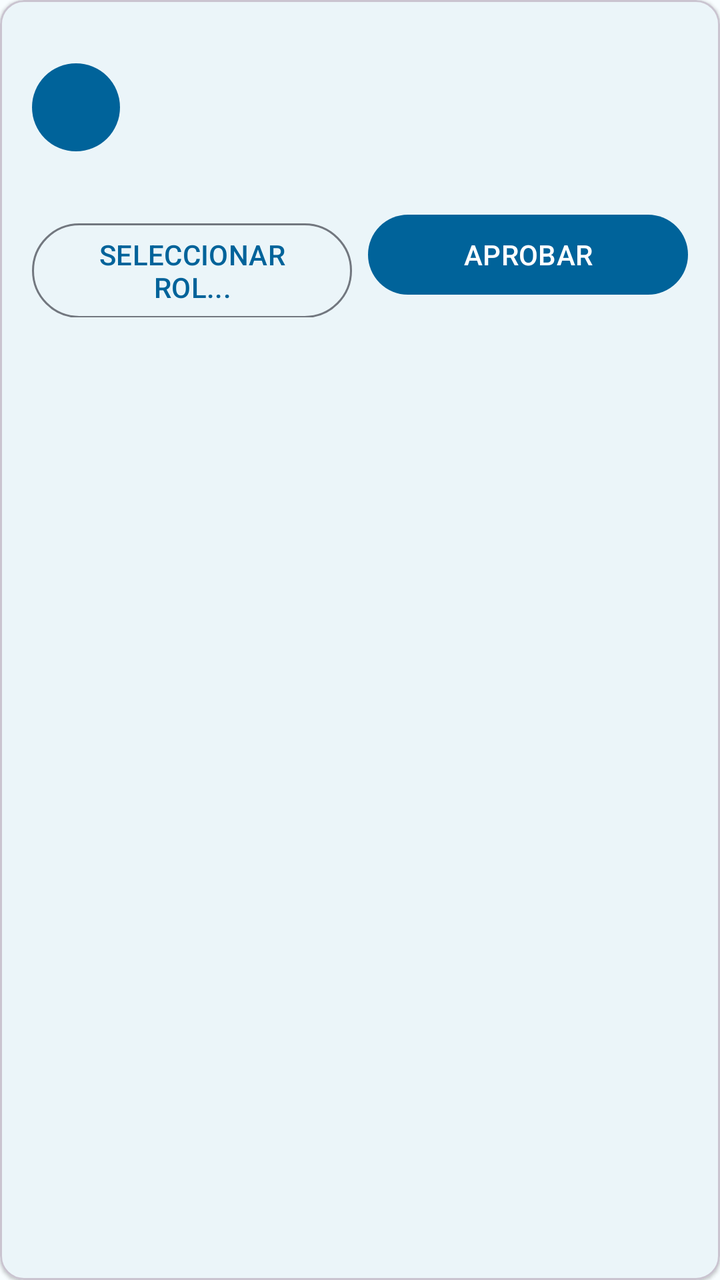
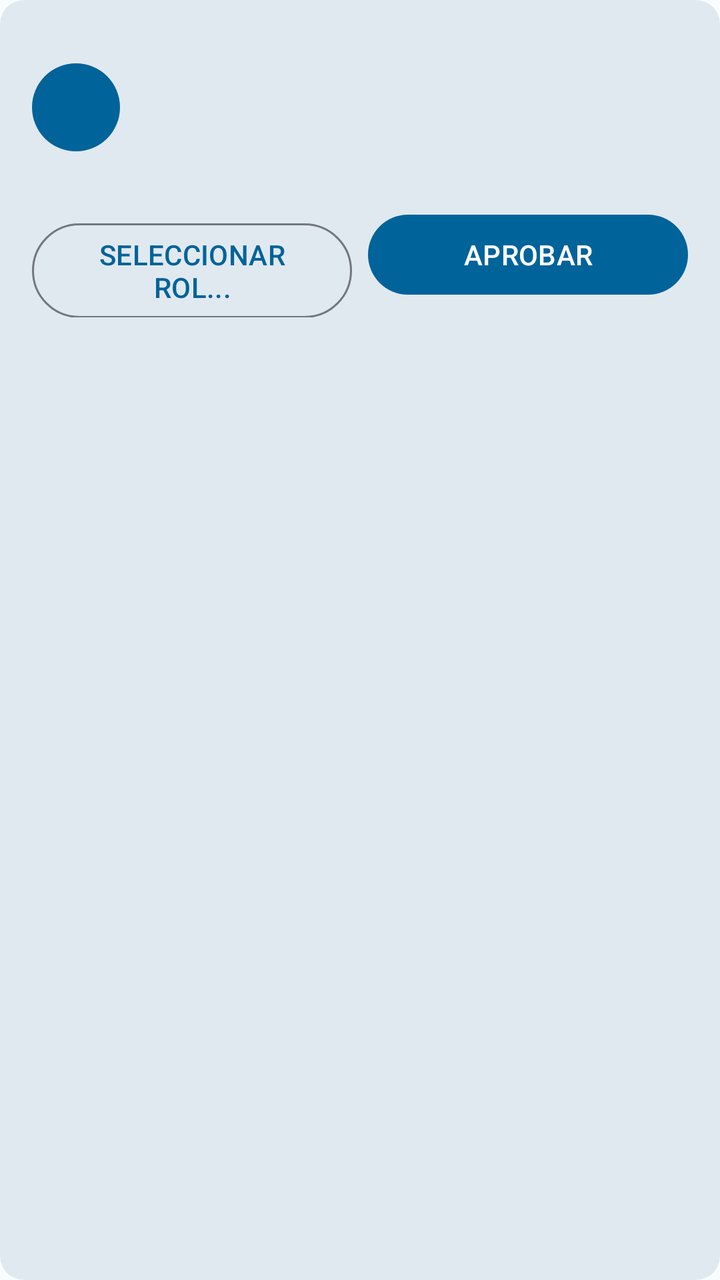

Two renders of the same Android screen: before a commit and after it. Below are the layout's source before the change and the commit's diff.
<!-- AndroidManifest.xml: application theme Theme.DonationSystem -->
<!-- res/layout/item_pending_user.xml -->
<?xml version="1.0" encoding="utf-8"?>
<com.google.android.material.card.MaterialCardView xmlns:android="http://schemas.android.com/apk/res/android"
    xmlns:app="http://schemas.android.com/apk/res-auto"
    android:layout_width="match_parent"
    android:layout_height="wrap_content"
    android:layout_marginBottom="12dp"
    app:cardCornerRadius="12dp"
    app:cardElevation="1dp">

    <LinearLayout
        android:layout_width="match_parent"
        android:layout_height="wrap_content"
        android:orientation="vertical"
        android:padding="16dp">

        <LinearLayout
            android:layout_width="match_parent"
            android:layout_height="wrap_content"
            android:gravity="center_vertical"
            android:orientation="horizontal">

            <TextView
                android:id="@+id/textViewPendingUserInitial"
                android:layout_width="44dp"
                android:layout_height="44dp"
                android:background="@drawable/bg_avatar"
                android:gravity="center"
                android:textColor="@color/on_primary"
                android:textSize="18sp"
                android:textStyle="bold" />

            <LinearLayout
                android:layout_width="0dp"
                android:layout_height="wrap_content"
                android:layout_marginStart="12dp"
                android:layout_weight="1"
                android:orientation="vertical">

                <TextView
                    android:id="@+id/textViewPendingUserName"
                    android:layout_width="wrap_content"
                    android:layout_height="wrap_content"
                    android:textAppearance="?attr/textAppearanceTitleMedium"
                    android:textColor="@color/clinical_dark_blue" />

                <TextView
                    android:id="@+id/textViewPendingUserDni"
                    android:layout_width="wrap_content"
                    android:layout_height="wrap_content"
                    android:layout_marginTop="2dp"
                    android:textAppearance="?attr/textAppearanceBodyMedium"
                    android:textColor="@color/on_surface_variant" />

                <TextView
                    android:id="@+id/textViewPendingUserEmail"
                    android:layout_width="wrap_content"
                    android:layout_height="wrap_content"
                    android:textAppearance="?attr/textAppearanceBodySmall"
                    android:textColor="@color/on_surface_variant" />

                <TextView
                    android:id="@+id/textViewPendingUserCreated"
                    android:layout_width="wrap_content"
                    android:layout_height="wrap_content"
                    android:fontFamily="sans-serif"
                    android:textAppearance="?attr/textAppearanceBodySmall"
                    android:textColor="@color/on_surface_variant" />
            </LinearLayout>
        </LinearLayout>

        <LinearLayout
            android:layout_width="match_parent"
            android:layout_height="wrap_content"
            android:layout_marginTop="12dp"
            android:orientation="horizontal">

            <com.google.android.material.button.MaterialButton
                android:id="@+id/buttonPendingUserRole"
                style="@style/Widget.Material3.Button.OutlinedButton"
                android:layout_width="0dp"
                android:layout_height="wrap_content"
                android:layout_marginEnd="4dp"
                android:layout_weight="1"
                android:text="@string/hint_select_role"
                android:textAllCaps="true" />

            <com.google.android.material.button.MaterialButton
                android:id="@+id/buttonApproveUser"
                style="@style/Widget.Material3.Button"
                android:layout_width="0dp"
                android:layout_height="wrap_content"
                android:layout_marginStart="4dp"
                android:layout_weight="1"
                android:text="@string/btn_approve_user"
                android:textAllCaps="true" />
        </LinearLayout>
    </LinearLayout>
</com.google.android.material.card.MaterialCardView>
<!-- resources referenced by this layout -->
<resources>
  <color name="clinical_dark_blue">#FF001D33</color>
  <color name="on_primary">#FFFFFFFF</color>
  <color name="on_surface_variant">#FF42474E</color>
  <!-- drawable bg_avatar (drawable) -->
  <?xml version="1.0" encoding="utf-8"?>
  <shape xmlns:android="http://schemas.android.com/apk/res/android"
      android:shape="oval">
      <solid android:color="@color/medical_blue" />
  </shape>
  <string name="btn_approve_user">APROBAR</string>
  <string name="hint_select_role">Seleccionar rol...</string>
  <style name="Theme.DonationSystem" parent="Base.Theme.DonationSystem" />
  <color name="medical_blue">#FF00639A</color>
  <style name="Base.Theme.DonationSystem" parent="Theme.Material3.DayNight.NoActionBar">
          <item name="colorPrimary">@color/medical_blue</item>
          <item name="colorOnPrimary">@color/on_primary</item>
          <item name="colorPrimaryContainer">@color/medical_blue_light</item>
          <item name="colorOnPrimaryContainer">@color/clinical_dark_blue</item>
  
          <item name="colorSecondary">@color/clinical_dark_blue</item>
          <item name="colorOnSecondary">@color/on_secondary</item>
  
          <item name="colorSurface">@color/surface_light</item>
          <item name="colorOnSurface">@color/on_surface</item>
          <item name="colorSurfaceVariant">@color/surface_variant</item>
          <item name="colorOnSurfaceVariant">@color/on_surface_variant</item>
  
          <item name="android:colorBackground">@color/surface_light</item>
          <item name="colorOutline">@color/outline</item>
      </style>
  <color name="medical_blue_light">#FFD1E4FF</color>
  <color name="on_secondary">#FFFFFFFF</color>
  <color name="surface_light">#FFF8FDFF</color>
  <color name="on_surface">#FF191C20</color>
  <color name="surface_variant">#FFDEE3EB</color>
  <color name="outline">#FF72777F</color>
</resources>

<!-- the commit's change to res/layout/item_pending_user.xml (unified diff, before → after) -->
@@ -3,9 +3,8 @@
     xmlns:app="http://schemas.android.com/apk/res-auto"
     android:layout_width="match_parent"
     android:layout_height="wrap_content"
-    android:layout_marginBottom="12dp"
-    app:cardCornerRadius="12dp"
-    app:cardElevation="1dp">
+    style="@style/Widget.App.Card"
+    android:layout_marginBottom="12dp">
 
     <LinearLayout
         android:layout_width="match_parent"
<!-- resource entries referenced after the edit -->
@@ -11,8 +11,12 @@
   </shape>
   <string name="btn_approve_user">APROBAR</string>
   <string name="hint_select_role">Seleccionar rol...</string>
+  <style name="Widget.App.Card" parent="Widget.Material3.CardView.Filled">
+          <item name="cardCornerRadius">@dimen/card_corner_radius</item>
+      </style>
   <style name="Theme.DonationSystem" parent="Base.Theme.DonationSystem" />
   <color name="medical_blue">#FF00639A</color>
+  <dimen name="card_corner_radius">12dp</dimen>
   <style name="Base.Theme.DonationSystem" parent="Theme.Material3.DayNight.NoActionBar">
           <item name="colorPrimary">@color/medical_blue</item>
           <item name="colorOnPrimary">@color/on_primary</item>
@@ -29,6 +33,12 @@
   
           <item name="android:colorBackground">@color/surface_light</item>
           <item name="colorOutline">@color/outline</item>
+  
+          <item name="colorSurfaceContainerLowest">@color/surface_container_lowest</item>
+          <item name="colorSurfaceContainerLow">@color/surface_container_low</item>
+          <item name="colorSurfaceContainer">@color/surface_container</item>
+          <item name="colorSurfaceContainerHigh">@color/surface_container_high</item>
+          <item name="colorSurfaceContainerHighest">@color/surface_container_highest</item>
       </style>
   <color name="medical_blue_light">#FFD1E4FF</color>
   <color name="on_secondary">#FFFFFFFF</color>
@@ -36,5 +46,10 @@
   <color name="on_surface">#FF191C20</color>
   <color name="surface_variant">#FFDEE3EB</color>
   <color name="outline">#FF72777F</color>
+  <color name="surface_container_lowest">#FFFFFFFF</color>
+  <color name="surface_container_low">#FFF3F8FB</color>
+  <color name="surface_container">#FFEDF3F8</color>
+  <color name="surface_container_high">#FFE7EDF3</color>
+  <color name="surface_container_highest">#FFE1E9F0</color>
 </resources>
 
